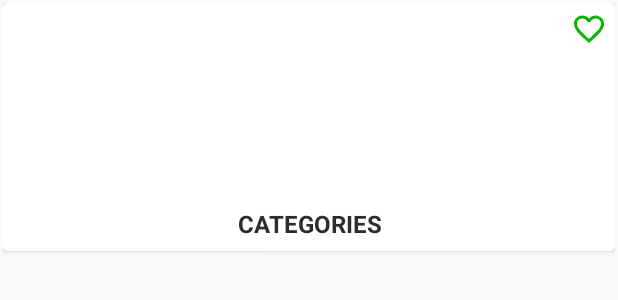
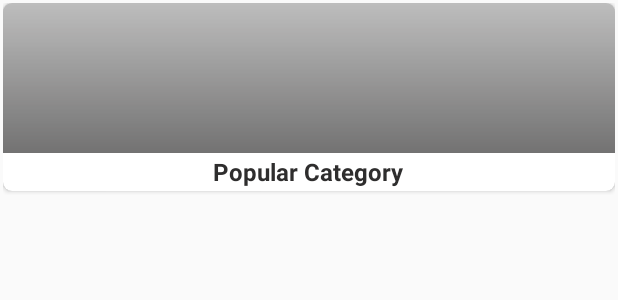
Before and after one commit to thimira24/DeliveryAppClient, an Android app: the layout layout_category_item.xml on its own in the app's theme, with its tools: preview values and no code run, on a phone screen of 412 x 824 dp. Shown: the top 300 px of the screen. Run offline under Robolectric (Android 15) with nearby library versions, the phone set to English and light mode, and no system bars.

Commit message:
DeliveryApp Version 1.0.11

```diff
--- a/app/src/main/java/com/developement/app/MainActivity.kt
+++ b/app/src/main/java/com/developement/app/MainActivity.kt
@@ -7,6 +7,7 @@ import androidx.appcompat.app.AppCompatActivity
 import android.os.Bundle
 import android.text.TextUtils
 import android.view.LayoutInflater
+import android.view.View
 import android.widget.EditText
 import android.widget.Toast
 import com.developement.app.Common.Common
@@ -288,6 +289,7 @@ class MainActivity : AppCompatActivity() {
 
             } else {
                 Toast.makeText(this, "Failed login", Toast.LENGTH_SHORT).show()
+
             }
         }
     }
--- a/app/src/main/res/layout/fragment_cart.xml
+++ b/app/src/main/res/layout/fragment_cart.xml
@@ -17,11 +17,11 @@
         android:layout_width="250dp"
         android:layout_height="wrap_content"
         android:layout_alignParentBottom="true"
-        android:layout_marginBottom="100dp"
         android:layout_centerInParent="true"
         android:layout_marginStart="8dp"
         android:layout_marginTop="8dp"
         android:layout_marginEnd="8dp"
+        android:layout_marginBottom="100dp"
         android:fontFamily="sans-serif"
         android:text="Looks like you haven't added anything to your cart yet"
         android:textAlignment="center"
@@ -30,7 +30,6 @@
 
     <ImageView
         android:id="@+id/empty_img_cart"
-
         android:layout_width="wrap_content"
         android:layout_height="wrap_content"
         android:layout_centerInParent="true"
@@ -40,7 +39,7 @@
     <Button
         android:id="@+id/btn_shopping"
         android:layout_width="match_parent"
-        android:layout_height="60dp"
+        android:layout_height="45dp"
         android:layout_alignParentBottom="true"
         android:layout_centerHorizontal="true"
         android:background="#FFFFFF"
--- a/app/src/main/res/layout/fragment_food_detail.xml
+++ b/app/src/main/res/layout/fragment_food_detail.xml
@@ -298,7 +298,7 @@
 
             <RelativeLayout
                 android:layout_width="match_parent"
-                android:layout_height="50dp"
+                android:layout_height="45dp"
                 android:layout_alignParentBottom="true"
                 android:background="@drawable/rounded_shape_for_food_detail3">
 
--- a/app/src/main/res/layout/layout_category_item.xml
+++ b/app/src/main/res/layout/layout_category_item.xml
@@ -3,17 +3,17 @@
     xmlns:app="http://schemas.android.com/apk/res-auto"
     xmlns:tools="http://schemas.android.com/tools"
     android:layout_width="match_parent"
+    android:layout_height="130dp"
     android:background="#00000000"
     android:paddingLeft="2dp"
-    android:paddingRight="2dp"
     android:paddingTop="2dp"
-    android:layout_height="172dp">
+    android:paddingRight="2dp">
 
     <androidx.cardview.widget.CardView
         android:layout_width="match_parent"
-        android:layout_height="165dp"
+        android:layout_height="125dp"
         android:background="#E9DDDD"
-        app:cardCornerRadius="3dp"
+        app:cardCornerRadius="6dp"
         app:cardElevation="@dimen/cardview_default_elevation">
 
         <RelativeLayout
@@ -21,46 +21,32 @@
             android:layout_height="wrap_content"
             android:background="#00000000">
 
-
-
             <ImageView
                 android:id="@+id/category_image"
                 android:layout_width="match_parent"
-                android:layout_height="130dp"
+                android:layout_height="100dp"
                 android:scaleType="fitXY"
                 tools:ignore="UnusedAttribute" />
 
             <View
-                android:visibility="gone"
                 android:layout_width="match_parent"
-                android:layout_height="130dp"
+                android:layout_height="100dp"
                 android:background="@drawable/bottom_shadow" />
 
             <View
-                android:visibility="gone"
                 android:layout_width="match_parent"
-                android:layout_height="130dp"
+                android:layout_height="100dp"
                 android:background="#4F2C2B2B" />
 
-            <ImageView
-                android:tint="@color/colorPrimary"
-                android:layout_alignParentRight="true"
-                android:layout_marginRight="5dp"
-                android:layout_marginTop="5dp"
-                android:src="@drawable/ic_favorite_border_black_24dp"
-                android:layout_width="wrap_content"
-                android:layout_height="wrap_content"/>
-
             <TextView
-                android:textAllCaps="true"
                 android:id="@+id/category_name"
                 android:layout_width="wrap_content"
                 android:layout_height="wrap_content"
-                android:layout_alignParentBottom="true"
                 android:layout_centerHorizontal="true"
-                android:paddingBottom="7dp"
+                android:layout_gravity="center"
+                android:layout_marginTop="101dp"
                 android:fontFamily="sans-serif"
-                android:text="Categories"
+                android:text="Popular Category"
                 android:textAlignment="center"
                 android:textColor="#2E2D2D"
                 android:textSize="16sp"
```
Also changed, not shown: app/src/main/java/com/developement/app/Adapter/MyFoodListAdapter.kt (+7 -3 lines), app/src/main/java/com/developement/app/Common/MySwipeHelper.kt (+4 -22 lines), app/src/main/java/com/developement/app/ui/cart/CartFragment.kt (+10 -6 lines), app/src/main/java/com/developement/app/ui/fooddetail/FoodDetailFragment.kt (+9 -5 lines).
